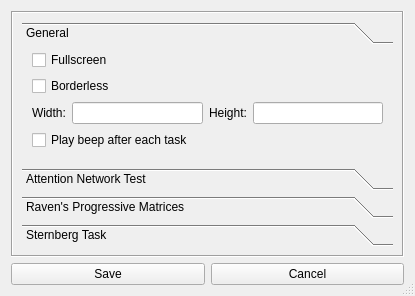
sho-87/cognitive-battery, file designer/ui/settings_window_qt.ui: the form before one commit.
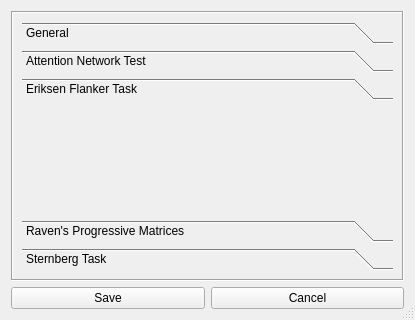
The form after the commit. The open tabs and pages were chosen to show the change.

Commit message: Add flanker battery options

The edit to the form file:
```diff
--- a/designer/ui/settings_window_qt.ui
+++ b/designer/ui/settings_window_qt.ui
@@ -10,7 +10,7 @@
     <x>0</x>
     <y>0</y>
     <width>415</width>
-    <height>296</height>
+    <height>320</height>
    </rect>
   </property>
   <property name="sizePolicy">
@@ -45,7 +45,7 @@
           <x>0</x>
           <y>0</y>
           <width>391</width>
-          <height>241</height>
+          <height>265</height>
          </rect>
         </property>
         <layout class="QVBoxLayout" name="verticalLayout_5">
@@ -69,7 +69,7 @@
               <x>0</x>
               <y>0</y>
               <width>373</width>
-              <height>115</height>
+              <height>112</height>
              </rect>
             </property>
             <property name="sizePolicy">
@@ -231,6 +231,35 @@
              </item>
             </layout>
            </widget>
+           <widget class="QWidget" name="flanker_page">
+            <attribute name="label">
+             <string>Eriksen Flanker Task</string>
+            </attribute>
+            <layout class="QVBoxLayout" name="verticalLayout">
+             <property name="leftMargin">
+              <number>0</number>
+             </property>
+             <property name="topMargin">
+              <number>0</number>
+             </property>
+             <property name="rightMargin">
+              <number>0</number>
+             </property>
+             <property name="bottomMargin">
+              <number>0</number>
+             </property>
+             <item>
+              <layout class="QFormLayout" name="flanker_form">
+               <property name="leftMargin">
+                <number>10</number>
+               </property>
+               <property name="rightMargin">
+                <number>10</number>
+               </property>
+              </layout>
+             </item>
+            </layout>
+           </widget>
            <widget class="QWidget" name="ravens_page">
             <attribute name="label">
              <string>Raven's Progressive Matrices</string>
```
Left out of the diff: 12 changed lines with no effect on the pictures. The commit also changes 3 other files.
